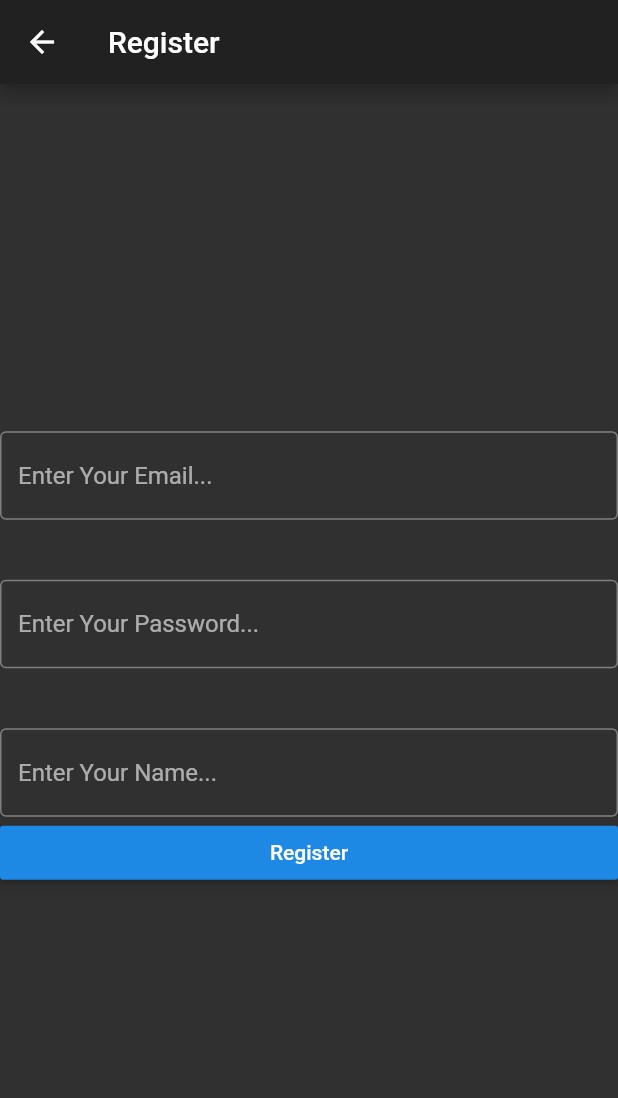
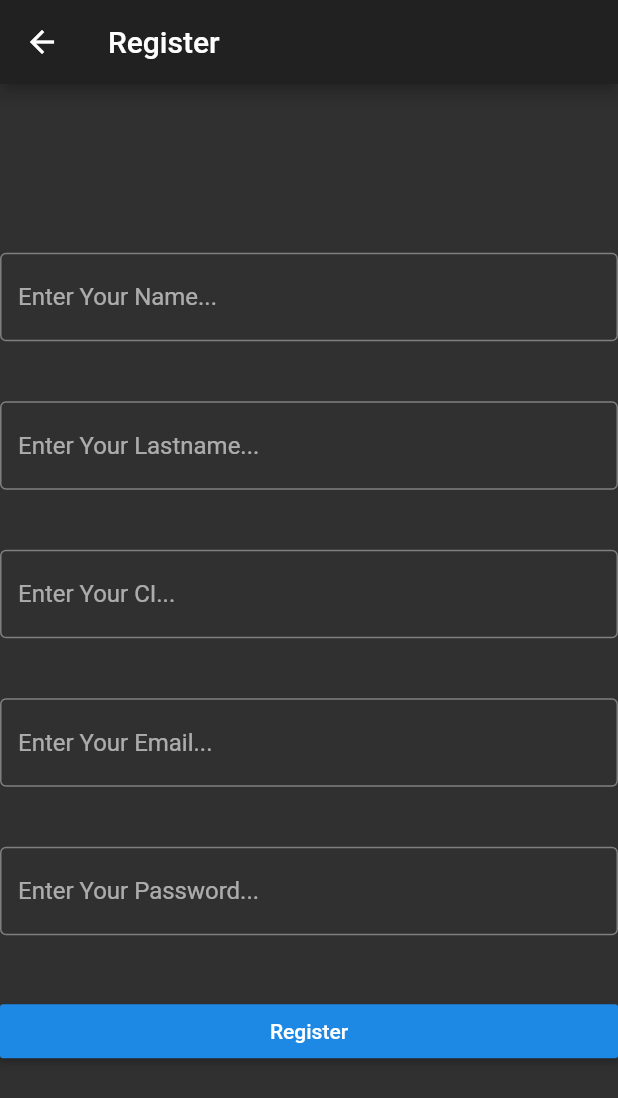
Before and after one commit to Alebuenoaz/FastPark-Users, a Flutter app: the Register screen opened by its route, after a tap on "Register", on a phone screen of 412 x 824 dp. Shown: the top 1098 px of the screen. Run offline on Flutter 3.47's test engine with Material 2 defaults, Android fonts, the phone set to English and light mode, and no system bars; our stand-ins replace cloud_firestore, firebase_auth; accounts and stored records are empty.

Commit message:
completing register form fields

```diff
--- a/lib/models/user.dart
+++ b/lib/models/user.dart
@@ -1,12 +1,18 @@
 import 'package:cloud_firestore/cloud_firestore.dart';
 
 class User {
+  String documentID;
+  String name;
+  String lastname;
+  String ci;
   String email;
-  String name;
-  String documentID;
+  String img;
 
   User.fromSnapshot(DocumentSnapshot snapshot)
       : documentID = snapshot.documentID,
         name = snapshot['name'],
-        email = snapshot['email'];
+        lastname = snapshot['lastname'],
+        ci = snapshot['ci'],
+        email = snapshot['email'],
+        img = snapshot['img'];
 }
--- a/lib/screens/register.dart
+++ b/lib/screens/register.dart
@@ -1,4 +1,5 @@
 import 'package:cloud_firestore/cloud_firestore.dart';
+import 'package:fastPark_Users/models/user.dart';
 import 'package:firebase_auth/firebase_auth.dart';
 import 'package:flutter/material.dart';
 
@@ -11,23 +12,28 @@ class Register extends StatefulWidget {
 }
 
 class _RegisterState extends State<Register> {
+  String documentID;
+  String name;
+  String lastname;
+  String ci;
   String email;
   String password;
-  String name;
-  String uid;
+  String img = '';
+  User user;
 
   final FirebaseAuth _auth = FirebaseAuth.instance;
   final CollectionReference databaseReference =
       Firestore.instance.collection('users');
 
-  Future<void> registerUser() async {
+  Future<void> registerUser(String newEmail) async {
+    print("REGISTRANDO USUARIO");
     AuthResult result = await _auth.createUserWithEmailAndPassword(
-      email: email,
+      email: newEmail,
       password: password,
     );
 
-    FirebaseUser user = result.user;
-    uid = user.uid;
+    FirebaseUser firebaseUser = result.user;
+    documentID = firebaseUser.uid;
     print("Usuario registrado " + result.user.email);
 
     Navigator.push(
@@ -40,10 +46,14 @@ class _RegisterState extends State<Register> {
     );
   }
 
-  Future<void> createUser(String name, String email, String uid) async {
-    return await databaseReference.document(uid).setData({
+  Future<void> createUser(User newUser) async {
+    print("CREANDO USUARIO");
+    return await databaseReference.document(documentID).setData({
       'name': name,
+      'lastname': lastname,
+      'ci': ci,
       'email': email,
+      'img': img,
     });
   }
 
@@ -57,6 +67,42 @@ class _RegisterState extends State<Register> {
         mainAxisAlignment: MainAxisAlignment.center,
         crossAxisAlignment: CrossAxisAlignment.stretch,
         children: <Widget>[
+          TextField(
+            autocorrect: false,
+            obscureText: false,
+            onChanged: (value) => name = value,
+            decoration: InputDecoration(
+              hintText: "Enter Your Name...",
+              border: const OutlineInputBorder(),
+            ),
+          ),
+          SizedBox(
+            height: 40.0,
+          ),
+          TextField(
+            autocorrect: false,
+            obscureText: false,
+            onChanged: (value) => lastname = value,
+            decoration: InputDecoration(
+              hintText: "Enter Your Lastname...",
+              border: const OutlineInputBorder(),
+            ),
+          ),
+          SizedBox(
+            height: 40.0,
+          ),
+          TextField(
+            autocorrect: false,
+            obscureText: false,
+            onChanged: (value) => ci = value,
+            decoration: InputDecoration(
+              hintText: "Enter Your CI...",
+              border: const OutlineInputBorder(),
+            ),
+          ),
+          SizedBox(
+            height: 40.0,
+          ),
           TextField(
             keyboardType: TextInputType.emailAddress,
             onChanged: (value) => email = value,
@@ -80,20 +126,11 @@ class _RegisterState extends State<Register> {
           SizedBox(
             height: 40.0,
           ),
-          TextField(
-            autocorrect: false,
-            obscureText: false,
-            onChanged: (value) => name = value,
-            decoration: InputDecoration(
-              hintText: "Enter Your Name...",
-              border: const OutlineInputBorder(),
-            ),
-          ),
           RaisedButton(
             child: Text('Register'),
             onPressed: () async {
-              await registerUser();
-              await createUser(name, email, uid);
+              await registerUser(email);
+              await createUser(user);
             },
           ),
         ],
```
